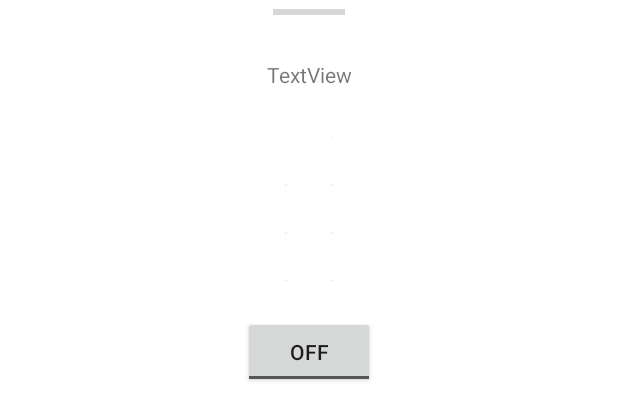
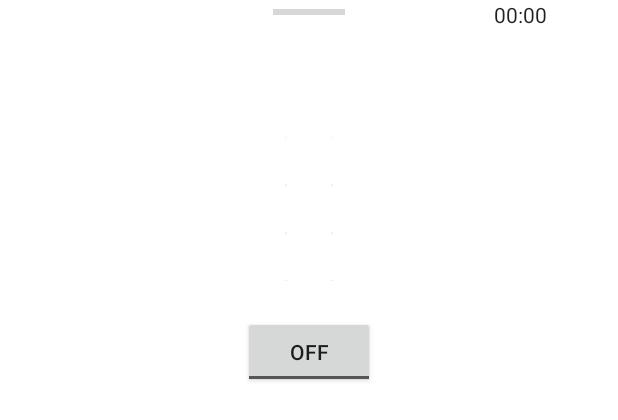
Before and after one commit to wu-coding/Android_Quiz, an Android app: the layout quiz_fragment.xml on its own in the app's theme, with its tools: preview values and no code run, on a phone screen of 412 x 824 dp. Shown: the top 420 px of the screen. Run offline under Robolectric (Android 15) with nearby library versions, the phone set to English and light mode, and no system bars.

```diff
--- a/app/src/main/res/layout/quiz_fragment.xml
+++ b/app/src/main/res/layout/quiz_fragment.xml
@@ -1,17 +1,37 @@
 <?xml version="1.0" encoding="utf-8"?>
-<androidx.constraintlayout.widget.ConstraintLayout xmlns:android="http://schemas.android.com/apk/res/android"
+<layout xmlns:android="http://schemas.android.com/apk/res/android"
     xmlns:app="http://schemas.android.com/apk/res-auto"
     xmlns:tools="http://schemas.android.com/tools"
+    tools:context=".ui.views.QuizFragment">
+    <data>
+        <variable name = "viewModel" type="com.example.clean_quiz.ui.viewmodel.QuizViewModel"/>
+        <import type="android.view.View"/>
+
+    </data>
+<androidx.constraintlayout.widget.ConstraintLayout
     android:id="@+id/frameLayout"
     android:layout_width="match_parent"
     android:layout_height="match_parent"
-    tools:context=".ui.views.QuizFragment">
+    >
+
+    <Chronometer
+        android:id="@+id/time_taken"
+        android:layout_width="wrap_content"
+        android:layout_height="wrap_content"
+        android:layout_marginStart="32dp"
+        android:layout_marginLeft="32dp"
+        app:layout_constraintEnd_toEndOf="parent"
+        app:layout_constraintStart_toEndOf="@+id/answer_submit"
+        tools:layout_editor_absoluteY="554dp"/>
+
+
 
     <ProgressBar
         android:id="@+id/quiz_progress"
-        style="?android:attr/progressBarStyleHorizontal"
+        style="@style/Widget.AppCompat.ProgressBar.Horizontal"
         android:layout_width="wrap_content"
         android:layout_height="wrap_content"
+        android:progress="@{viewModel.progress}"
         app:layout_constraintEnd_toEndOf="parent"
         app:layout_constraintStart_toStartOf="parent"
         tools:layout_editor_absoluteY="100dp" />
@@ -21,7 +41,7 @@
         android:layout_width="wrap_content"
         android:layout_height="wrap_content"
         android:layout_marginTop="24dp"
-        android:text="TextView"
+        android:text="@={viewModel.currentQuestion}"
         app:layout_constraintEnd_toEndOf="parent"
         app:layout_constraintStart_toStartOf="parent"
         app:layout_constraintTop_toBottomOf="@+id/quiz_progress" />
@@ -49,3 +69,4 @@
         app:layout_constraintTop_toBottomOf="@+id/quiz_recyclerView" />
 
 </androidx.constraintlayout.widget.ConstraintLayout>
+</layout>
```
Also changed, not shown: app/src/main/java/com/example/clean_quiz/ui/adapter/QuizViewAdapter.kt (+14 -7 lines), app/src/main/java/com/example/clean_quiz/ui/viewmodel/QuizViewModel.kt (+38 -28 lines), app/src/main/java/com/example/clean_quiz/ui/viewmodel/SharedViewModel.kt (added, +7 -0 lines), app/src/main/java/com/example/clean_quiz/ui/views/QuizFragment.kt (+11 -7 lines).
